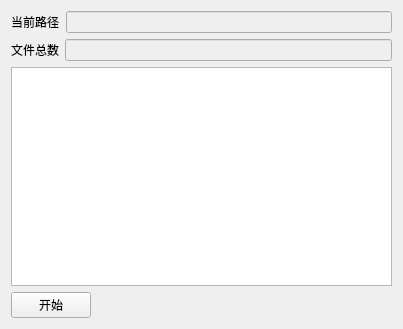
Above: headsearch/mainwidget.ui from findAway/headsearch before the change. Below: the same form after it.
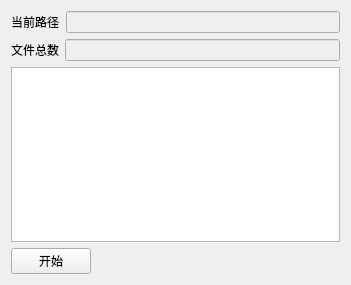
That is the form after the change.

```diff
--- a/headsearch/mainwidget.ui
+++ b/headsearch/mainwidget.ui
@@ -6,8 +6,8 @@
    <rect>
     <x>0</x>
     <y>0</y>
-    <width>403</width>
-    <height>329</height>
+    <width>351</width>
+    <height>285</height>
    </rect>
   </property>
   <property name="windowTitle">
```
